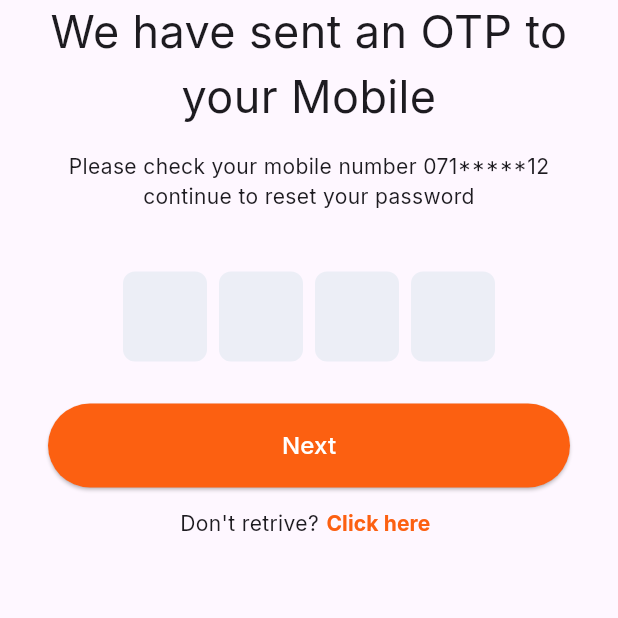
After one commit to ToOoNyGirgis/monkey_meal, a Flutter app: the OTPScreen screen opened directly, on a phone screen of 412 x 824 dp, the top half of it. The commit adds this screen. Run offline on Flutter 3.47's test engine with Material 3 defaults, Android fonts, the phone set to English and light mode, and no system bars; drawn by our look-alikes of pinput; our stand-ins replace bloc, dartz, dio, flutter_bloc, flutter_secure_storage, flutter_svg and 4 more; accounts and stored records are empty.

Commit message:
finish ui of forget password screens

```diff
--- a/lib/core/utils/app_router.dart
+++ b/lib/core/utils/app_router.dart
@@ -9,6 +9,7 @@ import 'package:meal_monkey/features/auth/presentaion/auth_screen.dart';
 import 'package:meal_monkey/features/auth/presentaion/login_screen.dart';
 import 'package:meal_monkey/features/auth/presentaion/manager/auth_cubit/auth_cubit.dart';
 import 'package:meal_monkey/features/auth/presentaion/sign_up_sceen.dart';
+import 'package:meal_monkey/features/forget_password/presentation/reset_password_screen.dart';
 import 'package:meal_monkey/features/home/presentation/home_screen.dart';
 import 'package:meal_monkey/features/splash/splash_screen.dart';
 
@@ -36,7 +37,7 @@ abstract class AppRouter {
 
               // If there is a token, go to HomeScreen, otherwise go to AuthScreen
               if (snapshot.hasData && snapshot.data == true) {
-                return const HomeScreen();
+                return const ResetPasswordScreen();
               } else {
                 return const AuthScreen();
               }
--- a/lib/core/widgets/custom_text_button.dart
+++ b/lib/core/widgets/custom_text_button.dart
@@ -17,7 +17,7 @@ class CustomTextButton extends StatelessWidget {
     return TextButton(
       onPressed: onPressed,
       style: TextButton.styleFrom(
-        // padding: const EdgeInsets.symmetric(vertical: 15.0), // Button padding
+        padding: const EdgeInsets.all( 5.0), // Button padding
         shape: RoundedRectangleBorder(
           borderRadius: BorderRadius.circular(12.0), // Rounded corners
         ),
--- a/lib/features/auth/presentaion/widgets/login_screen_body.dart
+++ b/lib/features/auth/presentaion/widgets/login_screen_body.dart
@@ -55,9 +55,8 @@ class LoginScreenBody extends StatelessWidget {
       builder: (context, state) {
         final isLoading = state is AuthLoading;
         return Form(
-          autovalidateMode: autovalidateMode,
+          // autovalidateMode: autovalidateMode,
           key: _formKey,
-          child: SingleChildScrollView(
           child: SafeArea(
             child: Column(
               children: [
@@ -113,7 +112,6 @@ class LoginScreenBody extends StatelessWidget {
               ],
             ),
           ),
-          ),
         );
       },
     );
--- a/lib/features/auth/presentaion/widgets/sign_up_screen_body.dart
+++ b/lib/features/auth/presentaion/widgets/sign_up_screen_body.dart
@@ -13,7 +13,7 @@ class SignUpScreenBody extends StatelessWidget {
   SignUpScreenBody({super.key});
 
   final _formKey = GlobalKey<FormState>();
-  final AutovalidateMode autovalidateMode = AutovalidateMode.onUserInteraction;
+  // final AutovalidateMode autovalidateMode = AutovalidateMode.onUserInteraction;
   final _nameController = TextEditingController();
   final _emailController = TextEditingController();
   final _mobileController = TextEditingController();
@@ -60,7 +60,7 @@ class SignUpScreenBody extends StatelessWidget {
         final isLoading = state is AuthLoading;
         return Form(
           key: _formKey,
-          autovalidateMode: autovalidateMode,
+          // autovalidateMode: autovalidateMode,
           child: SingleChildScrollView(
             child: Column(
               children: [
--- /dev/null
+++ b/lib/features/forget_password/presentation/otp_screen.dart
@@ -0,0 +1,13 @@
+import 'package:flutter/material.dart';
+import 'package:meal_monkey/features/forget_password/presentation/widgets/otp_screen_body.dart';
+
+class OTPScreen extends StatelessWidget {
+  const OTPScreen({super.key});
+
+  @override
+  Widget build(BuildContext context) {
+    return const Scaffold(
+      body: SafeArea(child: OTPScreenBody()),
+    );
+  }
+}
--- /dev/null
+++ b/lib/features/forget_password/presentation/widgets/otp_screen_body.dart
@@ -0,0 +1,63 @@
+import 'package:flutter/material.dart';
+import 'package:meal_monkey/core/utils/app_colors.dart';
+import 'package:meal_monkey/core/utils/constatns.dart';
+import 'package:meal_monkey/core/utils/font_styles.dart';
+import 'package:meal_monkey/core/widgets/custom_button.dart';
+import 'package:meal_monkey/core/widgets/custom_text_button.dart';
+import 'package:pinput/pinput.dart';
+class OTPScreenBody extends StatelessWidget {
+  const OTPScreenBody({super.key});
+
+  @override
+  Widget build(BuildContext context) {
+    return Column(
+      children: [
+        const Padding(
+          padding: EdgeInsets.symmetric(
+              horizontal: AppConstants.defaultPadding32),
+          child: Text(
+            'We have sent an OTP to your Mobile',
+            style: FontsStyles.regular30,
+            textAlign: TextAlign.center,
+          ),
+        ),
+        const SizedBox(
+          height: 15,
+        ),
+        const Padding(
+          padding: EdgeInsets.symmetric(
+              horizontal: AppConstants.defaultPadding32),
+          child: Text(
+            'Please check your mobile number 071*****12 continue to reset your password',
+            style: FontsStyles.regular14,
+            textAlign: TextAlign.center,
+          ),
+        ),
+        const SizedBox(
+          height: 40,
+        ),
+        const Pinput(
+          hapticFeedbackType: HapticFeedbackType.lightImpact,
+          length: 4,
+          closeKeyboardWhenCompleted: true,
+        ),
+        const SizedBox(
+          height: 28,
+        ),
+        CustomButton(
+            onPressed: () {},
+            text: 'Next',
+            textStyle: FontsStyles.regular16.copyWith(color: Colors.white),
+            buttonColor: AppColors.kPrimaryColor,),
+        Row(
+          mainAxisAlignment: MainAxisAlignment.center,
+          children: [
+          Text('Don\'t retrive?',style: FontsStyles.regular14,),
+          CustomTextButton(onPressed: () {
+
+          },text:'Click here', textStyle: FontsStyles.bold14.copyWith(color: AppColors.kPrimaryColor))
+        ],),
+      ],
+    );
+  }
+}
--- a/pubspec.yaml
+++ b/pubspec.yaml
@@ -46,6 +46,7 @@ dependencies:
   flutter_svg: ^2.0.10+1
   dartz: ^0.10.1
   flutter_secure_storage: ^9.2.2
+  pinput: ^5.0.0
 
 dev_dependencies:
   flutter_test:
```
Also changed, not shown: lib/features/auth/data/repos/auth_repo_impl.dart (+5 -4 lines), lib/features/forget_password/presentation/new_password_screen.dart (added, +13 -0 lines), lib/features/forget_password/presentation/reset_password_screen.dart (added, +13 -0 lines), lib/features/forget_password/presentation/widgets/new_password_screen_body.dart (added, +43 -0 lines), lib/features/forget_password/presentation/widgets/reset_password_screen_body.dart (added, +42 -0 lines), lib/features/home/presentation/widgets/home_screen_body.dart (+18 -1 lines), pubspec.lock. Lines whose indentation alone changed are shown as unchanged.
